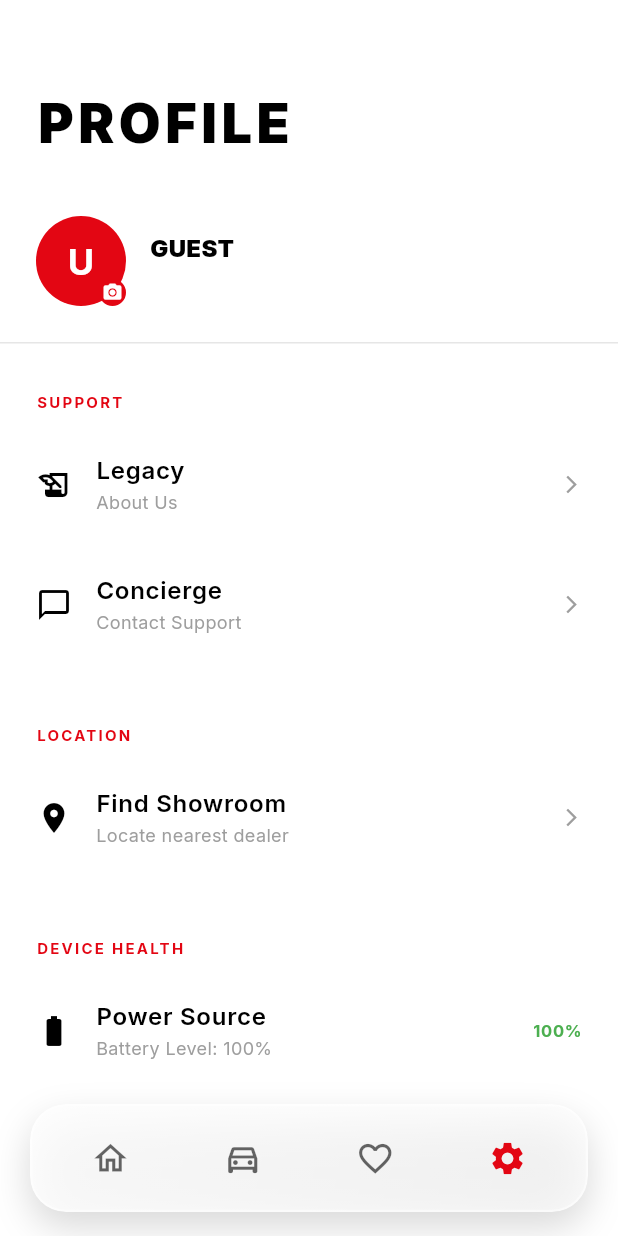
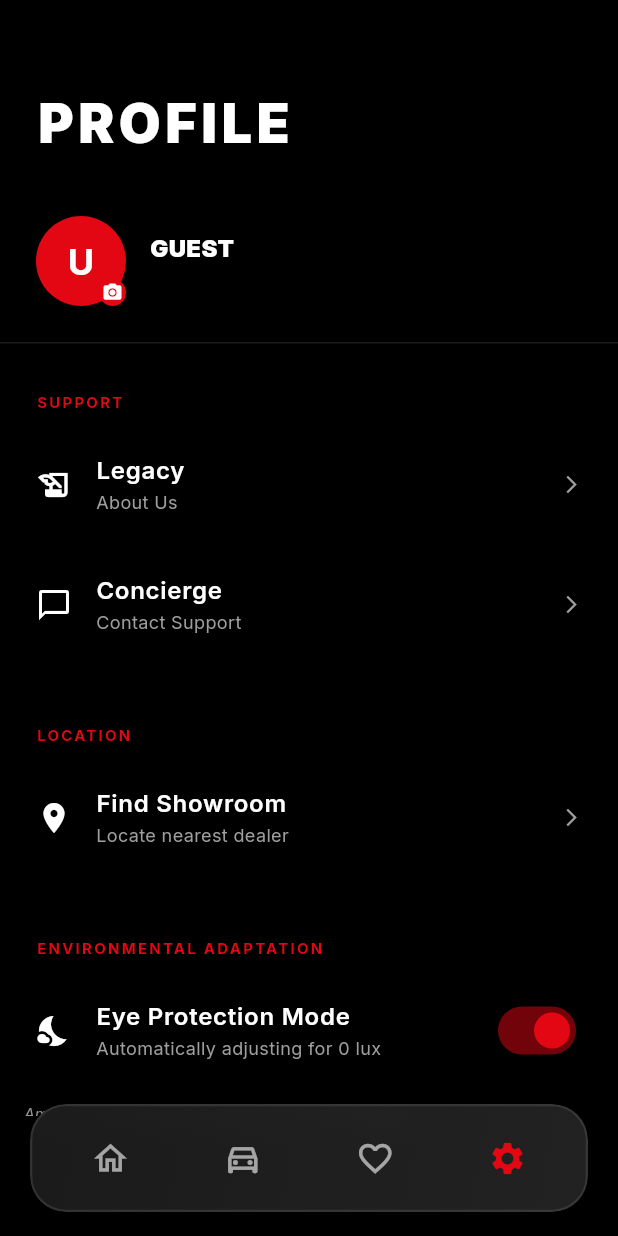
Before and after one commit to NethanK7/LegendaryMotors-App, a Flutter app: the SettingsScreen screen opened by its route, on a phone screen of 412 x 824 dp. Run offline on Flutter 3.47's test engine with Material 3 defaults, Android fonts, the phone set to English and light mode, and no system bars; our stand-ins replace battery_plus, cached_network_image, connectivity_plus, dio, flutter_animate, flutter_dotenv and 10 more; missing offline and left inert: dart:html, dart:js_util, flutter_stripe; accounts and stored records are empty; network calls fail.

Commit message:
feat: add ambient light sensor integration for eye protection mode in PWA

```diff
--- a/lib/main.dart
+++ b/lib/main.dart
@@ -12,6 +12,7 @@ import 'providers/favorites_provider.dart';
 import 'providers/inventory_provider.dart';
 import 'providers/orders_provider.dart';
 import 'providers/weather_provider.dart';
+import 'providers/ambient_light_provider.dart';
 
 import 'services/auth_service.dart';
 import 'services/car_service.dart';
@@ -47,6 +48,7 @@ void main() async {
         ChangeNotifierProvider(create: (_) => FavoritesProvider(apiClient)),
         ChangeNotifierProvider(create: (_) => OrdersProvider(apiClient)),
         ChangeNotifierProvider(create: (_) => WeatherProvider()),
+        ChangeNotifierProvider(create: (_) => AmbientLightProvider()),
 
         ProxyProvider<AuthProvider, GoRouter>(
           update: (context, auth, previous) => AppRouter.router(auth),
@@ -63,11 +65,12 @@ class MyApp extends StatelessWidget {
   @override
   Widget build(BuildContext context) {
     final router = Provider.of<GoRouter>(context, listen: false);
+    final ambientLight = context.watch<AmbientLightProvider>();
 
     return MaterialApp.router(
       title: 'Legendary Motors',
       debugShowCheckedModeBanner: false,
-      themeMode: ThemeMode.system, // Switches between light/dark automatically
+      themeMode: ambientLight.suggestedThemeMode,
       theme: AppTheme.lightTheme,
       darkTheme: AppTheme.darkTheme,
       routerConfig: router, // Uses our custom GoRouter setup
--- /dev/null
+++ b/lib/providers/ambient_light_provider.dart
@@ -0,0 +1,49 @@
+import 'package:flutter/material.dart';
+import '../services/ambient_light_helper.dart';
+
+class AmbientLightProvider extends ChangeNotifier {
+  double _lux = 0;
+  bool _isAutoBrightnessEnabled = true;
+  bool _isSensorSupported = false;
+  late final AmbientLightHelper _helper;
+
+  AmbientLightProvider() {
+    _helper = AmbientLightHelper();
+    _isSensorSupported = _helper.isSupported();
+    if (_isSensorSupported) {
+      _helper.start(_updateLux);
+    }
+  }
+
+  double get lux => _lux;
+  bool get isAutoBrightnessEnabled => _isAutoBrightnessEnabled;
+  bool get isSensorSupported => _isSensorSupported;
+
+  // Determine theme mode based on lux
+  ThemeMode get suggestedThemeMode {
+    if (!_isAutoBrightnessEnabled) return ThemeMode.system;
+
+    // Thresholds:
+    // Bright light (> 500 lux) -> Light Mode (for readability)
+    // Dim light (< 50 lux) -> Dark Mode (to protect eyes)
+    if (_lux > 500) {
+      return ThemeMode.light;
+    } else if (_lux < 50) {
+      return ThemeMode.dark;
+    }
+    return ThemeMode.system;
+  }
+
+  void _updateLux(double value) {
+    if ((_lux - value).abs() > 5) {
+      // Only notify if significant change
+      _lux = value;
+      notifyListeners();
+    }
+  }
+
+  void toggleAutoBrightness(bool value) {
+    _isAutoBrightnessEnabled = value;
+    notifyListeners();
+  }
+}
--- a/lib/screens/settings/settings_screen.dart
+++ b/lib/screens/settings/settings_screen.dart
@@ -15,6 +15,7 @@ import '../../shared/widgets/common/premium_list_tile.dart';
 import '../../shared/widgets/common/section_label.dart';
 import 'package:battery_plus/battery_plus.dart';
 import '../../shared/widgets/common/premium_button.dart';
+import '../../providers/ambient_light_provider.dart';
 
 class SettingsScreen extends StatefulWidget {
   const SettingsScreen({super.key});
@@ -438,6 +439,7 @@ class _SettingsScreenState extends State<SettingsScreen> {
   }
 
   Widget _buildSettingsList(BuildContext context, dynamic user) {
+    final ambientProvider = context.watch<AmbientLightProvider>();
     return Column(
       crossAxisAlignment: CrossAxisAlignment.start,
       children: [
@@ -498,6 +500,40 @@ class _SettingsScreenState extends State<SettingsScreen> {
         ),
 
         const SizedBox(height: 32),
+        const SectionLabel(title: 'ENVIRONMENTAL ADAPTATION'),
+        PremiumListTile(
+          title: 'Eye Protection Mode',
+          subtitle: ambientProvider.isAutoBrightnessEnabled
+              ? 'Automatically adjusting for ${ambientProvider.lux.toStringAsFixed(0)} lux'
+              : 'Auto-brightness disabled',
+          icon: ambientProvider.lux > 500
+              ? Icons.wb_sunny
+              : (ambientProvider.lux < 50
+                    ? Icons.nights_stay
+                    : Icons.brightness_auto),
+          trailing: Switch(
+            value: ambientProvider.isAutoBrightnessEnabled,
+            onChanged: (value) => ambientProvider.toggleAutoBrightness(value),
+            activeColor: const Color(0xFFE30613),
+          ),
+          onTap: () => ambientProvider.toggleAutoBrightness(
+            !ambientProvider.isAutoBrightnessEnabled,
+          ),
+        ),
+        if (!ambientProvider.isSensorSupported)
+          Padding(
+            padding: const EdgeInsets.symmetric(horizontal: 16, vertical: 8),
+            child: Text(
+              'Ambient Light Sensor not supported in this browser.',
+              style: GoogleFonts.inter(
+                color: Colors.grey,
+                fontSize: 10,
+                fontStyle: FontStyle.italic,
+              ),
+            ),
+          ),
+
+        const SizedBox(height: 32),
         const SectionLabel(title: 'DEVICE HEALTH'),
         PremiumListTile(
           title: 'Power Source',
--- /dev/null
+++ b/lib/services/ambient_light_helper.dart
@@ -0,0 +1,10 @@
+import 'ambient_light_helper_stub.dart'
+    if (dart.library.html) 'ambient_light_web.dart'
+    if (dart.library.io) 'ambient_light_native.dart';
+
+abstract class AmbientLightHelper {
+  factory AmbientLightHelper() => getHelper();
+
+  void start(void Function(double lux) onReading);
+  bool isSupported();
+}
--- /dev/null
+++ b/lib/services/ambient_light_helper_stub.dart
@@ -0,0 +1,4 @@
+import 'ambient_light_helper.dart';
+
+AmbientLightHelper getHelper() =>
+    throw UnsupportedError('Cannot create AmbientLightHelper');
--- /dev/null
+++ b/lib/services/ambient_light_web.dart
@@ -0,0 +1,35 @@
+import 'dart:html' as html;
+import 'dart:js_util' as js_util;
+import 'ambient_light_helper.dart';
+
+class AmbientLightHelperWeb implements AmbientLightHelper {
+  @override
+  bool isSupported() {
+    return js_util.hasProperty(html.window, 'AmbientLightSensor');
+  }
+
+  @override
+  void start(void Function(double lux) onReading) {
+    try {
+      final sensor = js_util.callConstructor(
+        js_util.getProperty(html.window, 'AmbientLightSensor'),
+        [],
+      );
+
+      js_util.setProperty(
+        sensor,
+        'onreading',
+        js_util.allowInterop(() {
+          final double illuminance = js_util.getProperty(sensor, 'illuminance');
+          onReading(illuminance);
+        }),
+      );
+
+      js_util.callMethod(sensor, 'start', []);
+    } catch (e) {
+      print('Failed to start AmbientLightSensor: $e');
+    }
+  }
+}
+
+AmbientLightHelper getHelper() => AmbientLightHelperWeb();
```
Also changed, not shown: lib/services/ambient_light_native.dart (added, +13 -0 lines), 1 other file.
